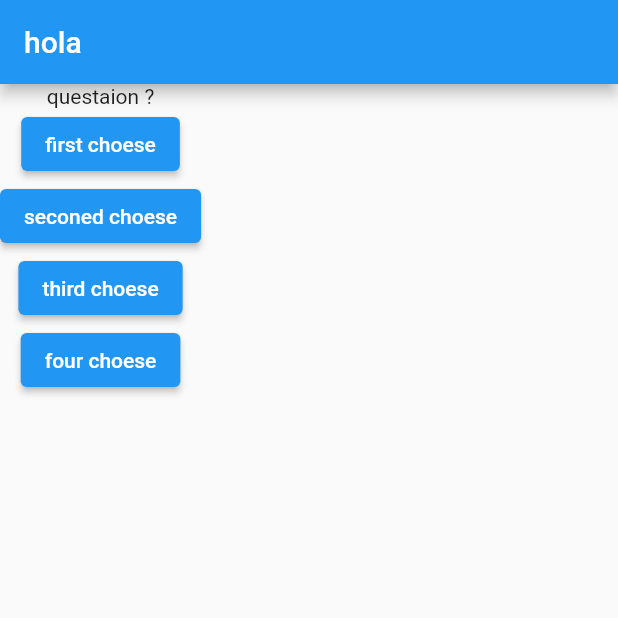
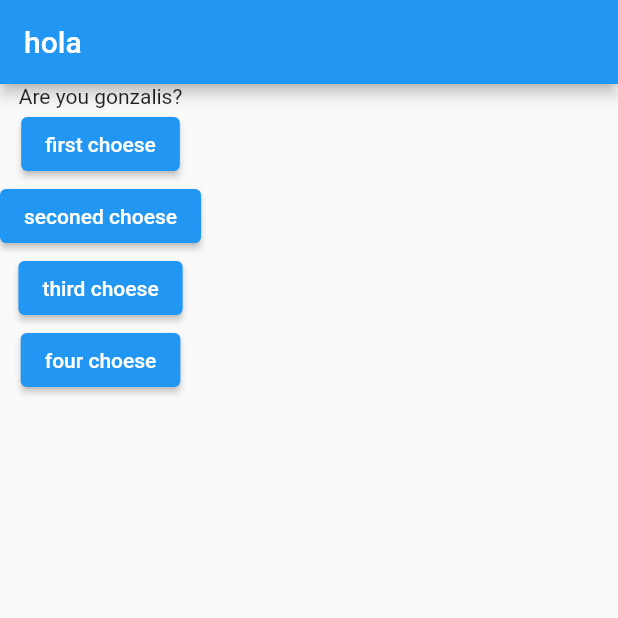
Before and after one commit to mohammedalorf/tast, a Flutter app: the screen it shows after launch, after a tap on "first choese", on a phone screen of 412 x 824 dp, the top half of it. Run offline on Flutter 3.47's test engine with Material 2 defaults, Android fonts, the phone set to English and light mode, and no system bars.

Commit message:
stateful button app

```diff
--- a/lib/main.dart
+++ b/lib/main.dart
@@ -4,32 +4,46 @@ void main() {
   runApp(MyApp());
 }
 
-class MyApp extends StatelessWidget {
+class MyApp extends StatefulWidget {
+  @override
+  State<MyApp> createState() => _MyAppState();
+}
+
+class _MyAppState extends State<MyApp> {
+  int questaionIndex = 0;
   // This widget is the root of your application.
   @override
   Widget build(BuildContext context) {
+    var Questaions = [
+      'Are you a pota?',
+      'Are you gonzalis?',
+    ];
+    void ansQ() {
+      setState(() {
+        questaionIndex = questaionIndex + 1;
+      });
+
+      print(questaionIndex);
+    }
+
     return MaterialApp(
-        home: Scaffold(
-      appBar: AppBar(
-        title: Text('hola'),
+      home: Scaffold(
+        appBar: AppBar(
+          title: Text('hola'),
+        ),
+        body: Column(
+          children: [
+            Text(Questaions[questaionIndex]),
+            ElevatedButton(
+              child: Text('first choese'),
+              onPressed: ansQ,
+            ),
+            ElevatedButton(child: Text('seconed choese'), onPressed: ansQ),
+            ElevatedButton(child: Text('third choese'), onPressed: ansQ),
+            ElevatedButton(child: Text('four choese'), onPressed: ansQ),
+          ],
+        ),
       ),
-      body: Column(children: [
-        Text('questaion ?'),
-        ElevatedButton(
-            child: Text('first choese'),
-            onPressed: () => print("button 1 has pressed")),
-        ElevatedButton(
-            child: Text('seconed choese'),
-            onPressed: () {
-              print('button 2 has pressed');
-            }),
-        ElevatedButton(
-            child: Text('third choese'),
-            onPressed: () => print("button 3 has been pressed")),
-        ElevatedButton(
-            child: Text('four choese'),
-            onPressed: () => print('button 4 has been pressed')),
-      ]),
-    ));
+    );
   }
 }
```
